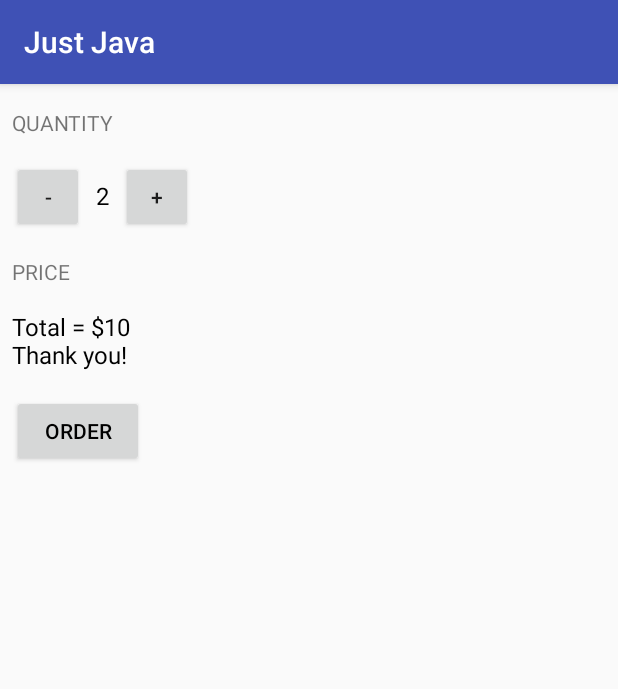
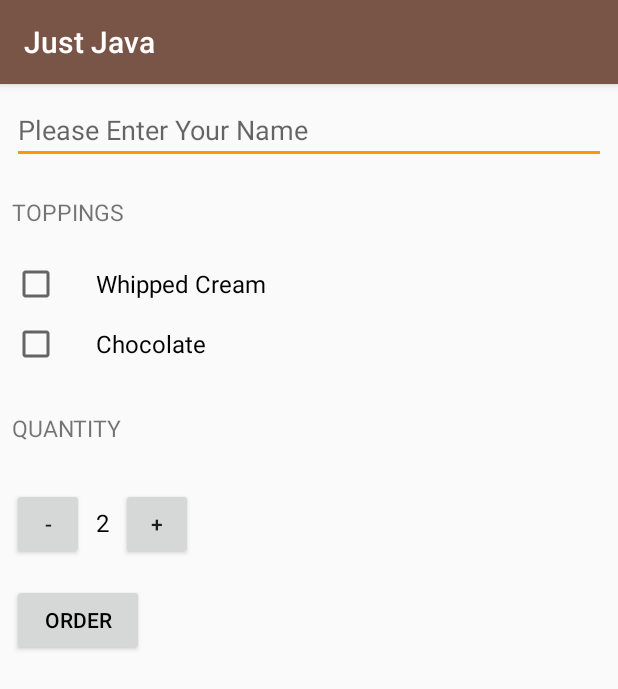
Before and after one commit to Hcskul/JustJava, an Android app: the screen it shows after launch (MainActivity), after a tap on "ORDER", on a phone screen of 412 x 824 dp. Shown: the top 689 px of the screen. Run offline under Robolectric (Android 15) with nearby library versions, the phone set to English and light mode, and no system bars.

Commit message:
Course finished :)

```diff
--- a/app/src/main/java/com/example/android/justjava/MainActivity.java
+++ b/app/src/main/java/com/example/android/justjava/MainActivity.java
@@ -9,12 +9,15 @@
 package com.example.android.justjava;
 
 
+import android.content.Intent;
+import android.net.Uri;
 import android.os.Bundle;
 import android.support.v7.app.AppCompatActivity;
 import android.view.View;
+import android.widget.CheckBox;
+import android.widget.EditText;
 import android.widget.TextView;
-
-import java.text.NumberFormat;
+import android.widget.Toast;
 
 /**
  * This app displays an order form to order coffee.
@@ -33,8 +36,67 @@ public class MainActivity extends AppCompatActivity {
      * This method is called when the order button is clicked.
      */
     public void submitOrder(View view) {
-        String priceMessage = "Total = $" + quantity * 5 + "\nThank you!";
-        displayMessage(priceMessage);
+        CheckBox statusWhippedCream = (CheckBox) findViewById(R.id.CheckBox_WhippedCream);
+        boolean whippedCreamCheckBox = statusWhippedCream.isChecked();
+
+        CheckBox statusChocolate = (CheckBox) findViewById(R.id.CheckBox_Chocolate);
+        boolean ChocolateCheckBox = statusChocolate.isChecked();
+
+        EditText name = (EditText) findViewById(R.id.nameInput);
+        String insertedName = name.getText().toString();
+
+        int price = calculatePrice(whippedCreamCheckBox,ChocolateCheckBox);
+        String displayMessage = (createOrderSummary(insertedName,price,whippedCreamCheckBox,ChocolateCheckBox));
+
+        Intent intent = new Intent(Intent.ACTION_SENDTO);
+        intent.setData(Uri.parse("mailto:"));
+        intent.putExtra(Intent.EXTRA_SUBJECT, getString(R.string.emailSubject) + insertedName);
+        intent.putExtra(Intent.EXTRA_TEXT, displayMessage);
+        if (intent.resolveActivity(getPackageManager()) != null) {
+            startActivity(intent);
+        }
+
+
+    }
+
+
+    /**
+     * Calculates the price of the order.
+     * @param haswhippedCream
+     * @param haschocolate
+     * @return total price
+     */
+    private int calculatePrice(boolean haswhippedCream, boolean haschocolate) {
+        int price = 5;
+
+        // add 1€ if the user wants whipped Cream
+        if (haswhippedCream){
+            price += 1;
+        }
+
+        // add 2€ if the user wants chocolate
+        if (haschocolate){
+            price += 2;
+        }
+        return quantity * price;
+
+    }
+
+    /**
+     * Create summary of the order
+     * @param name
+     * @param price
+     * @param hasWhippedCream whether or not the user wants whipped cream
+     * @return Pricemessage
+     */
+    private String createOrderSummary(String name, int price, boolean hasWhippedCream, boolean hasChocolate){
+        String message = getString(R.string.javaName) + name;
+        message +=getString(R.string.javaWhippedCream) + hasWhippedCream;
+        message +=getString(R.string.javaChocolate) + hasChocolate;
+        message +=getString(R.string.javaQantity) + quantity;
+        message +=getString(R.string.javaTotal) + price;
+        message +=getString(R.string.javaThankYou);
+        return message;
     }
 
 
@@ -42,39 +104,35 @@ public class MainActivity extends AppCompatActivity {
      * This method is called when the + button is clicked.
      */
     public void increment(View view) {
-        quantity = quantity + 1;
-        display(quantity);
+        if (quantity >= 100) {
+            Toast.makeText(this,R.string.toastTooMuch,Toast.LENGTH_SHORT).show();
+        }
+        else {
+            quantity += +1;
+            displayQuantity(quantity);
+        }
     }
 
     /**
      * This method is called when the - button is clicked.
      */
     public void decrement(View view) {
-        quantity = quantity - 1;
-        display(quantity);
+        if (quantity <= 1) {
+            Toast.makeText(this,R.string.toastTooFew,Toast.LENGTH_SHORT).show();
+        }
+        else {
+            quantity += -1;
+            displayQuantity(quantity);
+        }
     }
+
 
     /**
      * This method displays the given quantity value on the screen.
      */
-    private void display(int number) {
+    private void displayQuantity(int test) {
         TextView quantityTextView = (TextView) findViewById(R.id.quantity_text_view);
-        quantityTextView.setText("" + number);
+        quantityTextView.setText("" + test);
     }
 
-    /**
-     * This method displays the given price on the screen.
-     */
-    private void displayPrice(int number) {
-        TextView priceTextView = (TextView) findViewById(R.id.price_text_view);
-        priceTextView.setText(NumberFormat.getCurrencyInstance().format(number));
-    }
-
-    /**
-     * This method displays the given text on the screen.
-     */
-    private void displayMessage(String message) {
-        TextView priceTextView = (TextView) findViewById(R.id.price_text_view);
-        priceTextView.setText(message);
-    }
 }
--- a/app/src/main/res/layout/activity_main.xml
+++ b/app/src/main/res/layout/activity_main.xml
@@ -1,20 +1,58 @@
 <?xml version="1.0" encoding="utf-8"?>
 
-<LinearLayout xmlns:android="http://schemas.android.com/apk/res/android"
+<ScrollView xmlns:android="http://schemas.android.com/apk/res/android"
     xmlns:tools="http://schemas.android.com/tools"
+    android:layout_width="match_parent"
+    android:layout_height="match_parent"
+    android:fillViewport="true">
+
+    <LinearLayout
         android:layout_width="match_parent"
         android:layout_height="match_parent"
         android:orientation="vertical"
         tools:context="com.example.android.justjava.MainActivity">
 
+        <EditText
+            android:id="@+id/nameInput"
+            android:layout_width="match_parent"
+            android:layout_height="wrap_content"
+            android:layout_marginHorizontal="@dimen/margin_left"
+            android:layout_marginTop="@dimen/margin_top_smaller"
+            android:hint="@string/name"
+            android:inputType="textCapWords" />
+
         <TextView
+            style="@style/HeaderTextStyle"
+            android:layout_marginTop="@dimen/margin_top_smaller"
+            android:text="@string/Toppings" />
+
+        <CheckBox
+            android:id="@+id/CheckBox_WhippedCream"
             android:layout_width="wrap_content"
             android:layout_height="wrap_content"
+            android:layout_marginLeft="@dimen/margin_left"
+            android:layout_marginTop="@dimen/margin_top_smaller"
+            android:paddingLeft="@dimen/Checkbox_Padding"
+            android:text="@string/Whipped_Cream"
+            android:textSize="@dimen/Toppings_Size" />
+
+        <CheckBox
+            android:id="@+id/CheckBox_Chocolate"
+            android:layout_width="wrap_content"
+            android:layout_height="wrap_content"
+            android:layout_marginLeft="@dimen/margin_left"
+            android:layout_marginTop="@dimen/margin_top_smaller"
+            android:paddingLeft="@dimen/Checkbox_Padding"
+            android:text="@string/Chocolate"
+            android:textSize="@dimen/Toppings_Size" />
+
+
+        <TextView
+            style="@style/HeaderTextStyle"
             android:layout_marginBottom="16sp"
-        android:layout_marginLeft="8sp"
-        android:layout_marginTop="16sp"
-        android:text="@string/Quantity"
-        android:textAllCaps="true" />
+            android:layout_marginLeft="@dimen/margin_left"
+            android:layout_marginTop="@dimen/margin_top"
+            android:text="@string/Quantity" />
 
         <LinearLayout
             android:layout_width="wrap_content"
@@ -24,7 +62,7 @@
             <Button
                 android:layout_width="48dp"
                 android:layout_height="48dp"
-            android:layout_marginLeft="8sp"
+                android:layout_marginLeft="@dimen/margin_left"
                 android:onClick="decrement"
                 android:text="@string/Button_Min" />
 
@@ -32,7 +70,7 @@
                 android:id="@+id/quantity_text_view"
                 android:layout_width="wrap_content"
                 android:layout_height="wrap_content"
-            android:layout_marginLeft="8sp"
+                android:layout_marginLeft="@dimen/margin_left"
                 android:layout_marginRight="8sp"
                 android:text="@string/init_number"
                 android:textColor="@color/black"
@@ -46,31 +84,14 @@
 
         </LinearLayout>
 
-    <TextView
-        android:layout_width="wrap_content"
-        android:layout_height="wrap_content"
-        android:layout_marginLeft="8sp"
-        android:layout_marginTop="16sp"
-        android:text="@string/Price"
-        android:textAllCaps="true" />
-
-    <TextView
-        android:id="@+id/price_text_view"
-        android:layout_width="wrap_content"
-        android:layout_height="wrap_content"
-        android:layout_marginLeft="8sp"
-        android:layout_marginTop="16sp"
-        android:text="@string/init_price"
-        android:textColor="@color/black"
-        android:textSize="16sp" />
-
         <Button
             android:layout_width="wrap_content"
             android:layout_height="wrap_content"
-        android:layout_marginLeft="8sp"
-        android:layout_marginTop="16sp"
+            android:layout_marginLeft="@dimen/margin_left"
+            android:layout_marginTop="@dimen/margin_top"
             android:onClick="submitOrder"
             android:text="@string/button"
             android:textColor="@color/black" />
 
     </LinearLayout>
+</ScrollView>
--- /dev/null
+++ b/app/src/main/res/values/dimens.xml
@@ -0,0 +1,9 @@
+<?xml version="1.0" encoding="utf-8"?>
+
+<resources>
+    <dimen name="margin_left">8dp</dimen>
+    <dimen name="margin_top">16dp</dimen>
+    <dimen name="margin_top_smaller">8dp</dimen>
+    <dimen name="Toppings_Size">16sp</dimen>
+    <dimen name="Checkbox_Padding">24dp</dimen>
+</resources>
--- a/app/src/main/res/values/strings.xml
+++ b/app/src/main/res/values/strings.xml
@@ -4,7 +4,20 @@
     <string name="init_number">2</string>
     <string name="init_price">10€</string>
     <string name="button">Order</string>
-    <string name="Price">Price</string>
+    <string name="Price">Order Summary</string>
     <string name="Button_Min">-</string>
     <string name="Button_Plus">+</string>
+    <string name="Toppings">Toppings</string>
+    <string name="Whipped_Cream">Whipped Cream</string>
+    <string name="Chocolate">Chocolate</string>
+    <string name="name">Please Enter Your Name</string>
+    <string name="toastTooMuch">You can\'t have more than 100 cups</string>
+    <string name="toastTooFew">You can\'t have less than 1 cup</string>
+    <string name="emailSubject">Just Java order for </string>
+    <string name="javaName">Name:</string>
+    <string name="javaWhippedCream">\nAdd whipped cream?</string>
+    <string name="javaChocolate">\nAdd Chocolate?</string>
+    <string name="javaQantity">\nQuantity:</string>
+    <string name="javaTotal">\nTotal: €</string>
+    <string name="javaThankYou">\nThank You!</string>
 </resources>
--- a/app/src/main/res/values/styles.xml
+++ b/app/src/main/res/values/styles.xml
@@ -3,9 +3,19 @@
     <!-- Base application theme. -->
     <style name="AppTheme" parent="Theme.AppCompat.Light.DarkActionBar">
         <!-- Customize your theme here. -->
-        <item name="colorPrimary">@color/colorPrimary</item>
-        <item name="colorPrimaryDark">@color/colorPrimaryDark</item>
-        <item name="colorAccent">@color/colorAccent</item>
+        <item name="colorPrimary">#795548</item>
+        <item name="colorPrimaryDark">#5D4037</item>
+        <item name="colorAccent">#FF9800</item>
     </style>
 
+    <style name="HeaderTextStyle">
+        <item name="android:layout_width">match_parent</item>
+        <item name="android:layout_height">48dp</item>
+        <item name="android:gravity">center_vertical</item>
+        <item name="android:textAllCaps">true</item>
+        <item name="android:textSize">15sp</item>
+        <item name="android:layout_marginLeft">8dp</item>
+    </style>
+
+
 </resources>
```
Also changed, not shown: 1 other file. Lines whose indentation alone changed are shown as unchanged.
